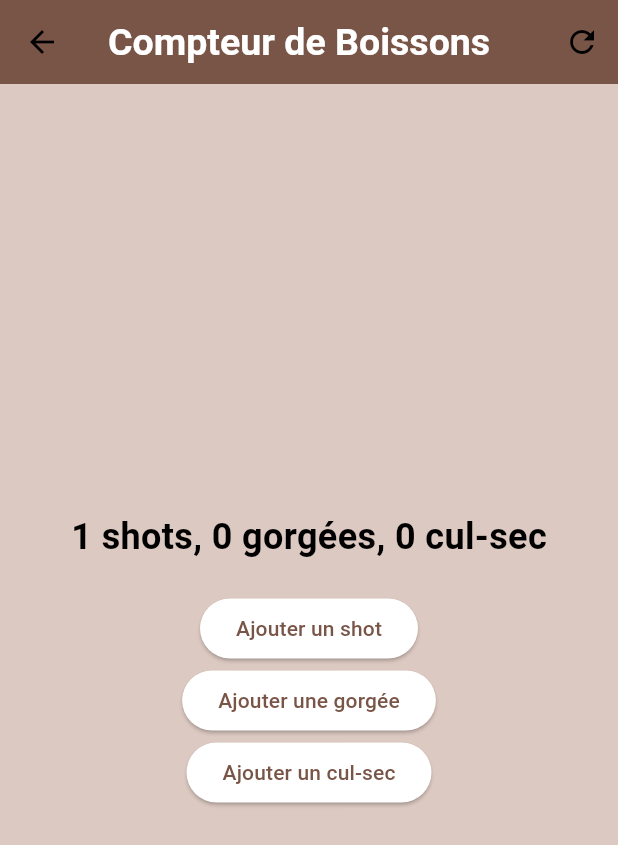
After one commit to matc78/test_app, a Flutter app: the CounterPage screen opened directly, after a tap on "Ajouter un shot", on a phone screen of 412 x 824 dp. The commit adds this screen. Shown: the top 845 px of the screen. Run offline on Flutter 3.47's test engine with Material 3 defaults, Android fonts, the phone set to English and light mode, and no system bars; our stand-ins replace flutter_fortune_wheel, shared_preferences; accounts and stored records are empty.

Commit message:
add depedencies for drinks counter

```diff
--- /dev/null
+++ b/lib/counter_page.dart
@@ -0,0 +1,98 @@
+import 'package:flutter/material.dart';
+import 'package:shared_preferences/shared_preferences.dart';
+
+class CounterPage extends StatefulWidget {
+  @override
+  _CounterPageState createState() => _CounterPageState();
+}
+
+class _CounterPageState extends State<CounterPage> {
+  int _shotsCount = 0;
+  int _gorgeesCount = 0;
+  int _culSecCount = 0;
+
+  @override
+  void initState() {
+    super.initState();
+    _loadCounts();
+  }
+
+  void _loadCounts() async {
+    SharedPreferences prefs = await SharedPreferences.getInstance();
+    setState(() {
+      _shotsCount = prefs.getInt('shotsCount') ?? 0;
+      _gorgeesCount = prefs.getInt('gorgeesCount') ?? 0;
+      _culSecCount = prefs.getInt('culSecCount') ?? 0;
+    });
+  }
+
+  void _incrementCount(String type) async {
+    SharedPreferences prefs = await SharedPreferences.getInstance();
+    setState(() {
+      if (type == 'shot') {
+        _shotsCount++;
+        prefs.setInt('shotsCount', _shotsCount);
+      } else if (type == 'gorgee') {
+        _gorgeesCount++;
+        prefs.setInt('gorgeesCount', _gorgeesCount);
+      } else if (type == 'culSec') {
+        _culSecCount++;
+        prefs.setInt('culSecCount', _culSecCount);
+      }
+    });
+  }
+
+  void _resetCounts() async {
+    SharedPreferences prefs = await SharedPreferences.getInstance();
+    prefs.remove('shotsCount');
+    prefs.remove('gorgeesCount');
+    prefs.remove('culSecCount');
+    setState(() {
+      _shotsCount = 0;
+      _gorgeesCount = 0;
+      _culSecCount = 0;
+    });
+  }
+
+  @override
+  Widget build(BuildContext context) {
+    return Scaffold(
+      appBar: AppBar(
+        title: Text('Compteur de Boissons'),
+        actions: [
+          IconButton(
+            icon: Icon(Icons.refresh),
+            onPressed: _resetCounts,
+          ),
+        ],
+      ),
+      body: Center(
+        child: Column(
+          mainAxisAlignment: MainAxisAlignment.center,
+          children: <Widget>[
+            Text(
+              '$_shotsCount shots, $_gorgeesCount gorgées, $_culSecCount cul-sec',
+              style: TextStyle(
+                fontSize: 24,
+                fontWeight: FontWeight.bold,
+              ),
+            ),
+            SizedBox(height: 20),
+            ElevatedButton(
+              onPressed: () => _incrementCount('shot'),
+              child: Text('Ajouter un shot'),
+            ),
+            ElevatedButton(
+              onPressed: () => _incrementCount('gorgee'),
+              child: Text('Ajouter une gorgée'),
+            ),
+            ElevatedButton(
+              onPressed: () => _incrementCount('culSec'),
+              child: Text('Ajouter un cul-sec'),
+            ),
+          ],
+        ),
+      ),
+    );
+  }
+}
--- a/lib/first_page.dart
+++ b/lib/first_page.dart
@@ -6,7 +6,7 @@ import 'pyramide_w_cards.dart';
 import 'roulette_game/wheel_selection_page.dart'; // Assurez-vous d'importer la page de sélection
 import 'probleme_game/player_input.dart';  // Importez le fichier player_input.dart
 import 'clock_game.dart'; // Importez le nouveau fichier du jeu
-
+import 'counter_page.dart'; // Importez le fichier du compteur
 
 class FirstPage extends StatelessWidget {
   @override
@@ -79,6 +79,16 @@ class FirstPage extends StatelessWidget {
               },
               child: const Text('L\'Horloge'),
             ),
+            ElevatedButton(
+              style: AppStyles.elevatedButtonStyle,
+              onPressed: () {
+                Navigator.push(
+                  context,
+                  MaterialPageRoute(builder: (context) => CounterPage()),
+                );
+              },
+              child: const Text('Compteur de Boissons'),
+            ),
           ],
         ),
       ),
--- a/pubspec.yaml
+++ b/pubspec.yaml
@@ -35,6 +35,8 @@ dependencies:
   # The following adds the Cupertino Icons font to your application.
   # Use with the CupertinoIcons class for iOS style icons.
   cupertino_icons: ^1.0.6
+  shared_preferences: ^2.2.3
+
 
 dev_dependencies:
   flutter_test:
```
Also changed, not shown: pubspec.lock, 11 other files.
